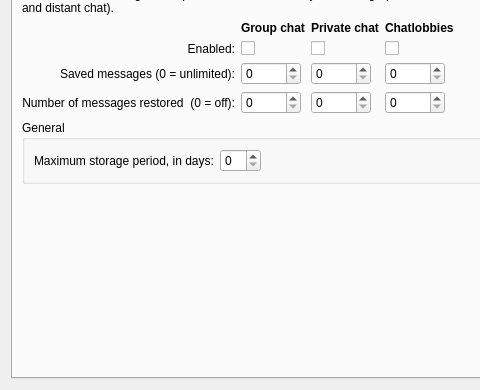
Above: retroshare-gui/src/gui/settings/ChatPage.ui from RetroShare/RetroShare before the change; both pictures show x 0 to 480 and y 87 to 477 of the 606 by 477 pixel window. Below: the same form after it.
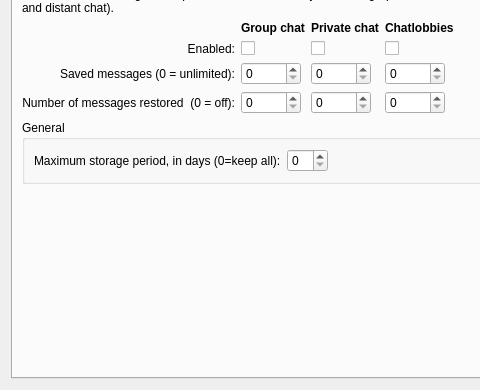
That is the form after the change.

Commit message: allow max storage duration to be 0, in which case we keep all history

Patch:
```diff
--- a/retroshare-gui/src/gui/settings/ChatPage.ui
+++ b/retroshare-gui/src/gui/settings/ChatPage.ui
@@ -662,7 +662,7 @@
             <item>
              <widget class="QLabel" name="label_3">
               <property name="text">
-               <string>Maximum storage period, in days:</string>
+               <string>Maximum storage period, in days (0=keep all):</string>
               </property>
              </widget>
             </item>
```
The commit also changes 1 other file.
